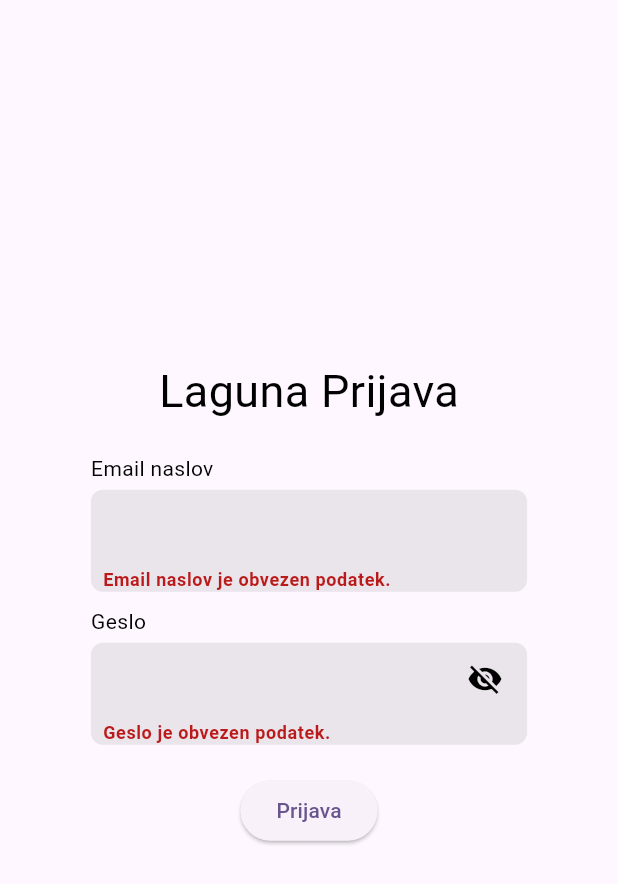
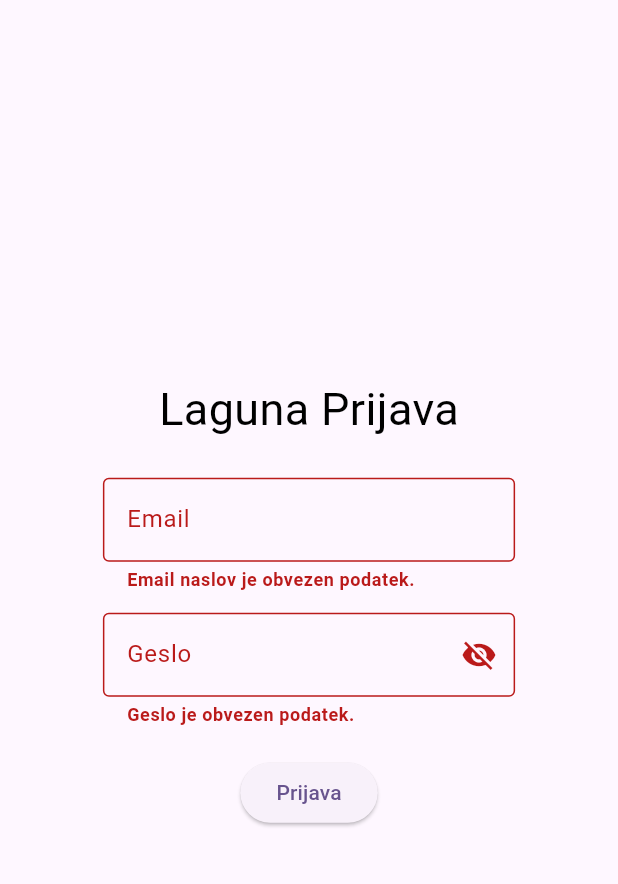
Before and after one commit to SloveniaEngineering/laguna-frontend, a Flutter app: the screen it shows after launch, after a tap on "Prijava", on a phone screen of 412 x 824 dp. Shown: the top 884 px of the screen. Run offline on Flutter 3.47's test engine with Material 2 defaults, Android fonts, the phone set to English and light mode, and no system bars; our stand-ins replace go_router.

Commit message:
simplifying credential text field, now follows design guidelines, removing not needed widgets

```diff
--- a/lib/helpers/validators.dart
+++ b/lib/helpers/validators.dart
@@ -22,7 +22,8 @@ class Validators {
 
   static String? requiredPasswordValidationHelper(String? input) {
     const nullInputText = "Geslo je obvezen podatek.";
-    const lengthInputText = "Geslo mora vsebovati vsaj ${Constants.minPasswordLength} znakov.";
+    const lengthInputText =
+        "Geslo mora vsebovati vsaj ${Constants.minPasswordLength} znakov.";
     const requirementText =
         "Geslo mora vsebovati vsaj eno veliko črko, eno malo črko, eno številko in en poseben znak.";
 
@@ -32,7 +33,8 @@ class Validators {
       bool hasUppercase = input.contains(RegExp(r'[A-Z]'));
       bool hasDigits = input.contains(RegExp(r'[0-9]'));
       bool hasLowercase = input.contains(RegExp(r'[a-z]'));
-      bool hasSpecialCharacters = input.contains(RegExp(r'[!@#$%^&*(),.?":{}|<>]'));
+      bool hasSpecialCharacters =
+          input.contains(RegExp(r'[!@#$%^&*(),.?":{}|<>]'));
       bool hasMinLength = input.length >= Constants.minPasswordLength;
 
       List<bool> conditionsList = [];
--- a/lib/ui/loginScreen.dart
+++ b/lib/ui/loginScreen.dart
@@ -17,26 +17,19 @@ class _LoginScreenState extends State<LoginScreen> {
   // #docregion Example
   @override
   Widget build(BuildContext context) {
-    return Scaffold(
-        //backgroundColor: ColorsHelper.background,
-        body: LayoutBuilder(
+    return Scaffold(body: LayoutBuilder(
       builder: (BuildContext context, BoxConstraints constraints) {
         double screenWidth = constraints.maxWidth;
         double screenHeight = constraints.maxHeight;
         bool isWideScreen = screenWidth > 700;
 
-        return Stack(
-          children: [
-            Form(
+        return Form(
           key: formKey,
           child: Align(
             alignment: Alignment.center,
             child: Container(
               decoration: isWideScreen
-                      ? BoxDecoration(
-                          shape: BoxShape.rectangle,
-                          borderRadius: BorderRadius.circular(10),
-                          boxShadow: const [
+                  ? BoxDecoration(shape: BoxShape.rectangle, borderRadius: BorderRadius.circular(10), boxShadow: const [
                       BoxShadow(
                         color: Colors.grey,
                         offset: Offset(
@@ -56,7 +49,7 @@ class _LoginScreenState extends State<LoginScreen> {
                   : null,
               child: SizedBox(
                 width: isWideScreen ? screenWidth * 0.3 : screenWidth * 0.9,
-                    height: screenHeight * 0.6,
+                height: isWideScreen ? screenHeight * 0.6 : null,
                 child: Column(
                   crossAxisAlignment: CrossAxisAlignment.center,
                   mainAxisAlignment: MainAxisAlignment.center,
@@ -74,7 +67,7 @@ class _LoginScreenState extends State<LoginScreen> {
                             mainAxisAlignment: MainAxisAlignment.center,
                             children: <Widget>[
                               CredentialTextField(
-                                      mainText: "Email naslov",
+                                  mainText: "Email",
                                   isPassword: false,
                                   controller: emailController,
                                   enableValidator: true),
@@ -97,8 +90,9 @@ class _LoginScreenState extends State<LoginScreen> {
                                   onPressed: () {
                                     if (formKey.currentState!.validate()) {
                                       // If the form is valid, display a Snackbar.
-                                          ScaffoldMessenger.of(context)
-                                              .showSnackBar(const SnackBar(content: Text('Processing Data')));
+                                      ScaffoldMessenger.of(context).showSnackBar(const SnackBar(
+                                          content: Text('Validation successful, '
+                                              'home screen not yet implemented')));
                                     }
                                   },
                                   child: const Text('Prijava'),
@@ -114,8 +108,6 @@ class _LoginScreenState extends State<LoginScreen> {
               ),
             ),
           ),
-            )
-          ],
         );
       },
     ));
--- a/lib/ui/widgets/credentialTextField.dart
+++ b/lib/ui/widgets/credentialTextField.dart
@@ -7,7 +7,6 @@ class CredentialTextField extends StatefulWidget {
   final bool allowObscureChange;
   final bool isPasswordVisible;
   final TextEditingController controller;
-
   final Function()? onVisibilityTap;
   final Function(String)? onChanged;
   final bool enableValidator;
@@ -40,20 +39,17 @@ class _CredentialTextFieldState extends State<CredentialTextField> {
 
     String? Function(String? input)? validatorFunction;
     if (widget.enableValidator) {
-      if (widget.isPassword) validatorFunction = Validators.requiredPasswordValidationHelper;
-      if (widget.isPassword == false) validatorFunction = Validators.requiredEmailValidationHelper;
+      if (widget.isPassword) {
+        validatorFunction = Validators.requiredPasswordValidationHelper;
+      }
+      if (widget.isPassword == false) {
+        validatorFunction = Validators.requiredEmailValidationHelper;
+      }
     }
 
-    return Column(
-      crossAxisAlignment: CrossAxisAlignment.start,
-      children: [
-        Text(widget.mainText, style: const TextStyle(color: Colors.black)),
-        Stack(
-          children: [
-            Container(
+    return Container(
       margin: const EdgeInsets.only(top: 4),
       padding: const EdgeInsets.only(left: 8, right: 8),
-              decoration: BoxDecoration(color: Colors.black.withOpacity(0.08), borderRadius: BorderRadius.circular(8)),
       child: TextFormField(
           keyboardType: widget.isPassword ? TextInputType.visiblePassword : TextInputType.emailAddress,
           obscureText: widget.allowObscureChange && !widget.isPasswordVisible,
@@ -64,27 +60,22 @@ class _CredentialTextFieldState extends State<CredentialTextField> {
           controller: widget.controller,
           cursorColor: Colors.black,
           style: const TextStyle(color: Colors.black),
-                  cursorRadius: const Radius.circular(8),
-                  decoration: const InputDecoration(
-                      border: InputBorder.none, errorStyle: TextStyle(fontWeight: FontWeight.bold), errorMaxLines: 3),
+          decoration: InputDecoration(
+              fillColor: Colors.black,
+              labelText: widget.mainText,
+              border: const OutlineInputBorder(
+                borderSide: BorderSide(color: Colors.grey),
+              ),
+              enabledBorder: const OutlineInputBorder(),
+              suffixIcon: widget.onVisibilityTap != null && widget.allowObscureChange
+                  ? IconButton(
+                      onPressed: widget.onVisibilityTap,
+                      icon: Icon(icon),
+                    )
+                  : null,
+              errorStyle: const TextStyle(fontWeight: FontWeight.bold),
+              errorMaxLines: 3),
           validator: validatorFunction),
-            ),
-            widget.onVisibilityTap != null && widget.allowObscureChange
-                ? Positioned(
-                    top: 16.0,
-                    right: 16.0,
-                    child: GestureDetector(
-                      onTap: widget.onVisibilityTap,
-                      child: Container(
-                        color: Colors.transparent,
-                        child: Icon(icon, color: Colors.black),
-                      ),
-                    ),
-                  )
-                : const SizedBox(),
-          ],
-        )
-      ],
     );
   }
 }
```
Lines whose indentation alone changed are shown as unchanged.
